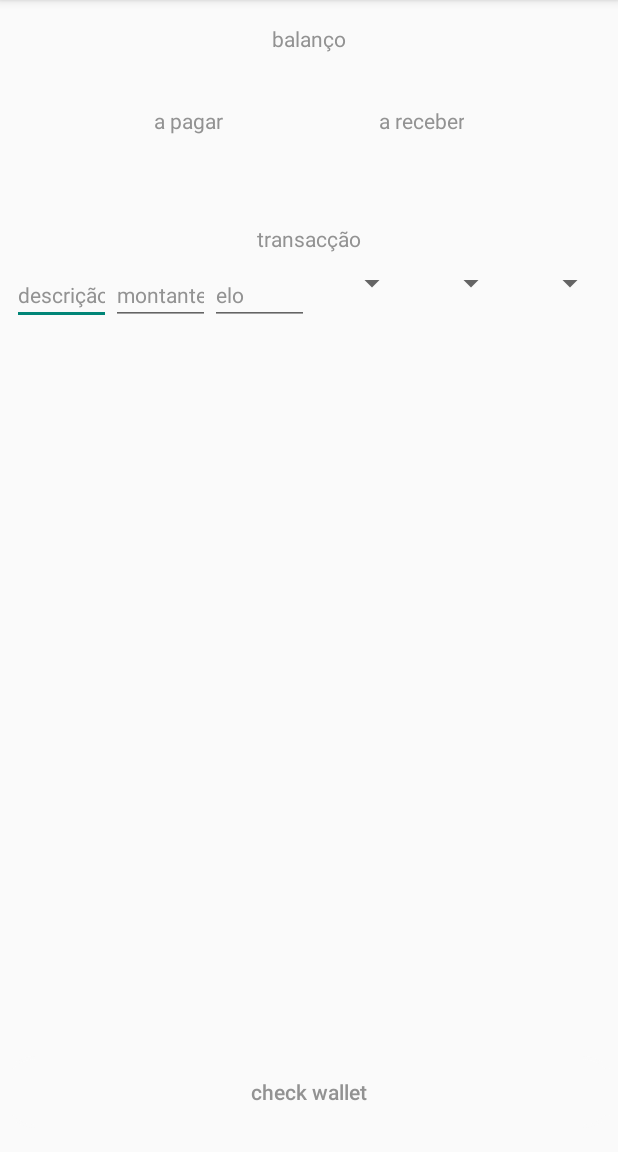
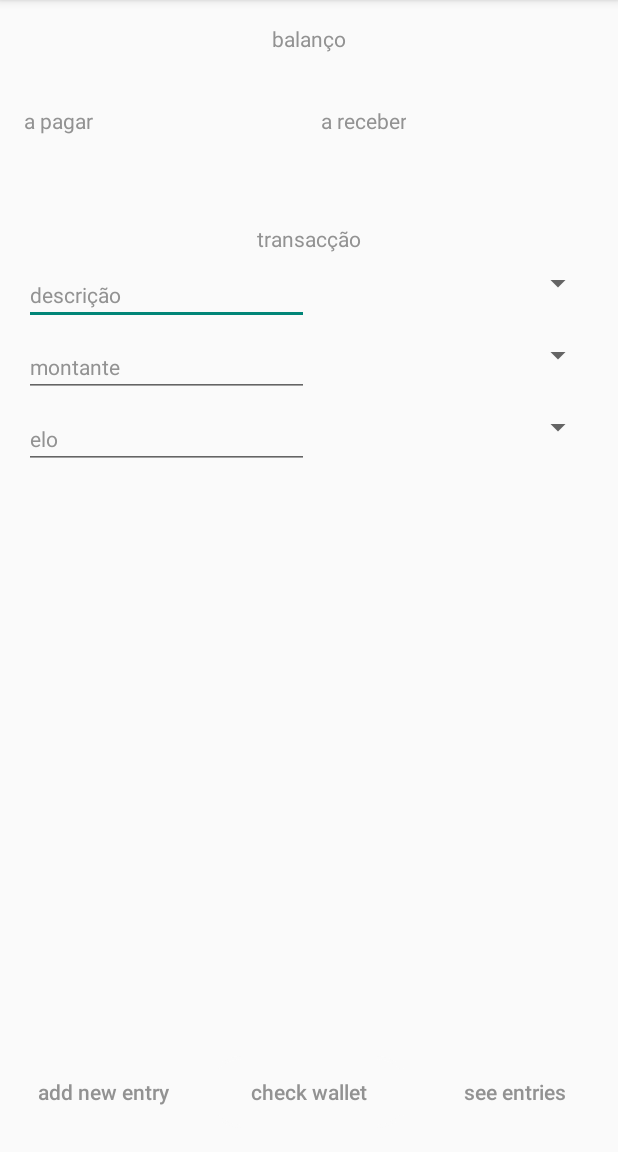
Before and after one commit to duartevicentedrumond/mybible, an Android app: the Money screen opened directly, with no data from a screen before it, on a phone screen of 412 x 824 dp, the part 84-1236 px from its top. Run offline under Robolectric (Android 15) with nearby library versions, the phone set to English and light mode, and no system bars; our stand-ins replace Volley; network calls fail.

Commit message:
new section to see the extract added

```diff
--- a/app/src/main/AndroidManifest.xml
+++ b/app/src/main/AndroidManifest.xml
@@ -35,7 +35,10 @@
             android:parentActivityName=".MainMenu" />
         <activity
             android:name=".Money"
-            android:parentActivityName=".MainMenu"/>
+            android:parentActivityName=".MainMenu" />
+        <activity
+            android:name=".Extract"
+            android:parentActivityName=".Money"/>
     </application>
 
 </manifest>
--- a/app/src/main/res/layout/activity_money.xml
+++ b/app/src/main/res/layout/activity_money.xml
@@ -10,27 +10,26 @@
         android:id="@+id/text_view_pay"
         android:layout_width="wrap_content"
         android:layout_height="wrap_content"
+        android:layout_marginStart="16dp"
         android:layout_marginTop="8dp"
         android:text="@string/balance_pay"
         android:textAlignment="center"
-        app:layout_constraintEnd_toStartOf="@+id/text_view_debts"
-        app:layout_constraintHorizontal_bias="0.5"
         app:layout_constraintStart_toStartOf="parent"
         app:layout_constraintTop_toBottomOf="@+id/text_view_money" />
 
     <Button
         android:id="@+id/btn_check_money"
         style="?android:attr/borderlessButtonStyle"
-        android:layout_width="match_parent"
+        android:layout_width="0dp"
         android:layout_height="wrap_content"
         android:layout_marginBottom="16dp"
         android:background="@drawable/button_shape"
         android:text="@string/check_money"
         android:textAllCaps="false"
         app:layout_constraintBottom_toBottomOf="parent"
-        app:layout_constraintEnd_toEndOf="parent"
+        app:layout_constraintEnd_toStartOf="@+id/btn_see_entries"
         app:layout_constraintHorizontal_bias="0.5"
-        app:layout_constraintStart_toStartOf="parent" />
+        app:layout_constraintStart_toEndOf="@+id/btn_add_new_entry" />
 
     <TextView
         android:id="@+id/text_view_money"
@@ -60,22 +59,20 @@
         android:id="@+id/text_view_debts"
         android:layout_width="wrap_content"
         android:layout_height="wrap_content"
+        android:layout_marginStart="32dp"
         android:layout_marginTop="8dp"
         android:text="@string/balance_debts"
         android:textAlignment="center"
-        app:layout_constraintEnd_toEndOf="parent"
-        app:layout_constraintHorizontal_bias="0.5"
-        app:layout_constraintStart_toEndOf="@+id/text_view_pay"
+        app:layout_constraintStart_toStartOf="@+id/text_view_balance"
         app:layout_constraintTop_toBottomOf="@+id/text_view_money" />
 
     <TextView
         android:id="@+id/text_view_balance_pay"
         android:layout_width="wrap_content"
         android:layout_height="wrap_content"
+        android:layout_marginStart="16dp"
         android:layout_marginTop="8dp"
         android:textAlignment="center"
-        app:layout_constraintEnd_toStartOf="@+id/text_view_balance_debts"
-        app:layout_constraintHorizontal_bias="0.5"
         app:layout_constraintStart_toStartOf="parent"
         app:layout_constraintTop_toBottomOf="@+id/text_view_pay" />
 
@@ -85,9 +82,7 @@
         android:layout_height="19dp"
         android:layout_marginTop="8dp"
         android:textAlignment="center"
-        app:layout_constraintEnd_toEndOf="parent"
-        app:layout_constraintHorizontal_bias="0.5"
-        app:layout_constraintStart_toEndOf="@+id/text_view_balance_pay"
+        app:layout_constraintStart_toStartOf="@+id/text_view_debts"
         app:layout_constraintTop_toBottomOf="@+id/text_view_debts" />
 
     <TextView
@@ -105,13 +100,13 @@
         android:id="@+id/editText"
         android:layout_width="0dp"
         android:layout_height="wrap_content"
-        android:layout_marginStart="8dp"
+        android:layout_marginStart="16dp"
         android:layout_marginTop="8dp"
         android:ems="10"
         android:inputType="textPersonName"
         android:text="@string/description"
         android:textSize="14sp"
-        app:layout_constraintEnd_toStartOf="@+id/editText2"
+        app:layout_constraintEnd_toStartOf="@+id/spinner"
         app:layout_constraintHorizontal_bias="0.5"
         app:layout_constraintStart_toStartOf="parent"
         app:layout_constraintTop_toBottomOf="@+id/textView8" />
@@ -120,59 +115,88 @@
         android:id="@+id/editText2"
         android:layout_width="0dp"
         android:layout_height="wrap_content"
+        android:layout_marginStart="16dp"
         android:layout_marginTop="8dp"
         android:ems="10"
         android:inputType="textPersonName"
         android:text="@string/value"
         android:textSize="14sp"
-        app:layout_constraintEnd_toStartOf="@+id/editText3"
+        app:layout_constraintEnd_toStartOf="@+id/spinner2"
         app:layout_constraintHorizontal_bias="0.5"
-        app:layout_constraintStart_toEndOf="@+id/editText"
-        app:layout_constraintTop_toBottomOf="@+id/textView8" />
+        app:layout_constraintStart_toStartOf="parent"
+        app:layout_constraintTop_toBottomOf="@+id/editText" />
 
     <EditText
         android:id="@+id/editText3"
         android:layout_width="0dp"
         android:layout_height="wrap_content"
+        android:layout_marginStart="16dp"
         android:layout_marginTop="8dp"
         android:ems="10"
         android:inputType="textPersonName"
         android:text="@string/source_destination"
         android:textSize="14sp"
-        app:layout_constraintEnd_toStartOf="@+id/spinner"
+        app:layout_constraintEnd_toStartOf="@+id/spinner3"
         app:layout_constraintHorizontal_bias="0.5"
-        app:layout_constraintStart_toEndOf="@+id/editText2"
-        app:layout_constraintTop_toBottomOf="@+id/textView8" />
+        app:layout_constraintStart_toStartOf="parent"
+        app:layout_constraintTop_toBottomOf="@+id/editText2" />
 
     <Spinner
         android:id="@+id/spinner"
         android:layout_width="0dp"
         android:layout_height="wrap_content"
+        android:layout_marginEnd="16dp"
         android:layout_marginTop="8dp"
-        app:layout_constraintEnd_toStartOf="@+id/spinner2"
+        app:layout_constraintEnd_toEndOf="parent"
         app:layout_constraintHorizontal_bias="0.5"
-        app:layout_constraintStart_toEndOf="@+id/editText3"
+        app:layout_constraintStart_toEndOf="@+id/editText"
         app:layout_constraintTop_toBottomOf="@+id/textView8" />
 
     <Spinner
         android:id="@+id/spinner2"
         android:layout_width="0dp"
         android:layout_height="wrap_content"
-        android:layout_marginTop="8dp"
-        app:layout_constraintEnd_toStartOf="@+id/spinner3"
+        android:layout_marginEnd="16dp"
+        app:layout_constraintEnd_toEndOf="parent"
         app:layout_constraintHorizontal_bias="0.5"
-        app:layout_constraintStart_toEndOf="@+id/spinner"
-        app:layout_constraintTop_toBottomOf="@+id/textView8" />
+        app:layout_constraintStart_toEndOf="@+id/editText2"
+        app:layout_constraintTop_toTopOf="@+id/editText2" />
 
     <Spinner
         android:id="@+id/spinner3"
         android:layout_width="0dp"
         android:layout_height="wrap_content"
-        android:layout_marginEnd="8dp"
-        android:layout_marginTop="8dp"
+        android:layout_marginEnd="16dp"
         app:layout_constraintEnd_toEndOf="parent"
         app:layout_constraintHorizontal_bias="0.5"
-        app:layout_constraintStart_toEndOf="@+id/spinner2"
-        app:layout_constraintTop_toBottomOf="@+id/textView8" />
+        app:layout_constraintStart_toEndOf="@+id/editText3"
+        app:layout_constraintTop_toTopOf="@+id/editText3" />
+
+    <Button
+        android:id="@+id/btn_add_new_entry"
+        style="?android:attr/borderlessButtonStyle"
+        android:textAllCaps="false"
+        android:layout_width="0dp"
+        android:layout_height="wrap_content"
+        android:layout_marginBottom="16dp"
+        android:text="@string/add_new_transaction"
+        app:layout_constraintBottom_toBottomOf="parent"
+        app:layout_constraintEnd_toStartOf="@+id/btn_check_money"
+        app:layout_constraintHorizontal_bias="0.5"
+        app:layout_constraintStart_toStartOf="parent" />
+
+    <Button
+        android:id="@+id/btn_see_entries"
+        style="?android:attr/borderlessButtonStyle"
+        android:layout_width="0dp"
+        android:layout_height="wrap_content"
+        android:layout_marginBottom="16dp"
+        android:onClick="seeEntries"
+        android:text="@string/see_extract"
+        android:textAllCaps="false"
+        app:layout_constraintBottom_toBottomOf="parent"
+        app:layout_constraintEnd_toEndOf="parent"
+        app:layout_constraintHorizontal_bias="0.5"
+        app:layout_constraintStart_toEndOf="@+id/btn_check_money" />
 
 </android.support.constraint.ConstraintLayout>
--- a/app/src/main/res/values/strings.xml
+++ b/app/src/main/res/values/strings.xml
@@ -15,9 +15,8 @@
     <string name="description">descrição</string>
     <string name="value">montante</string>
     <string name="source_destination">elo</string>
-    <string name="repay">reembolsar</string>
-    <string name="repayment">saldar</string>
-    <string name="type">tipo</string>
+    <string name="add_new_transaction">add new entry</string>
+    <string name="see_extract">see entries</string>
 
     <!-- TODO: Remove or change this placeholder text -->
 
```
Also changed, not shown: app/src/main/java/com/example/duart/mybible/Extract.java (added, +135 -0 lines), app/src/main/java/com/example/duart/mybible/Money.java (+80 -10 lines), app/src/main/java/com/example/duart/mybible/balanceClass.java (added, +81 -0 lines), app/src/main/res/layout/activity_extract.xml (added, +34 -0 lines), app/src/main/res/layout/list_view_layout.xml (added, +12 -0 lines).
